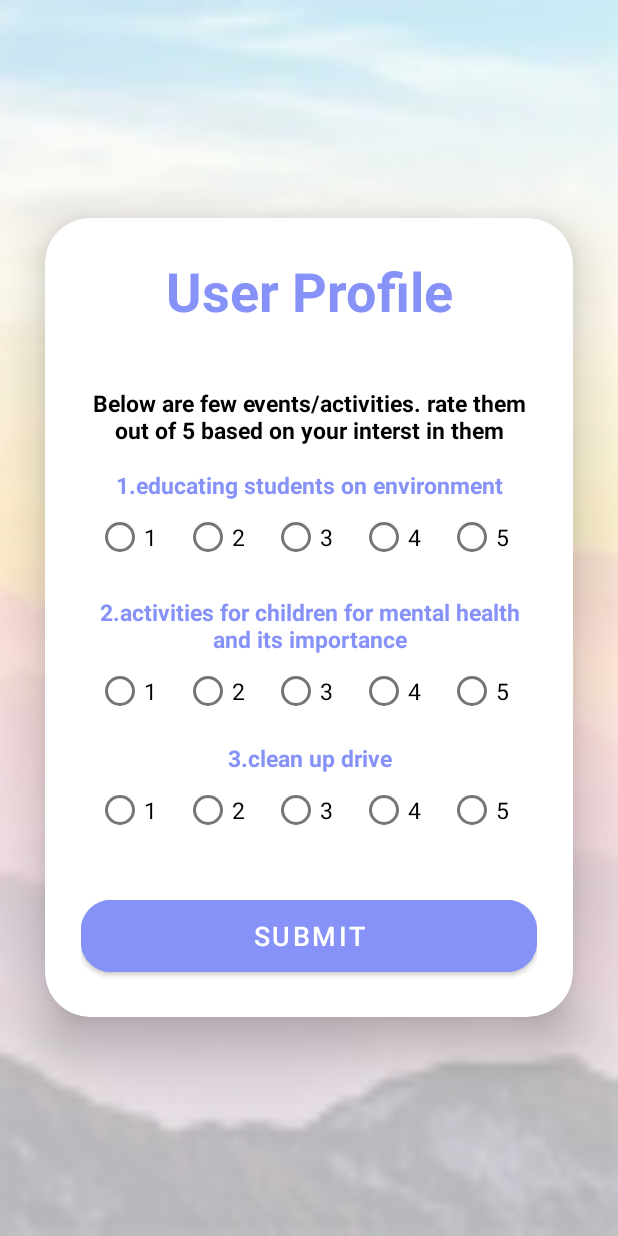
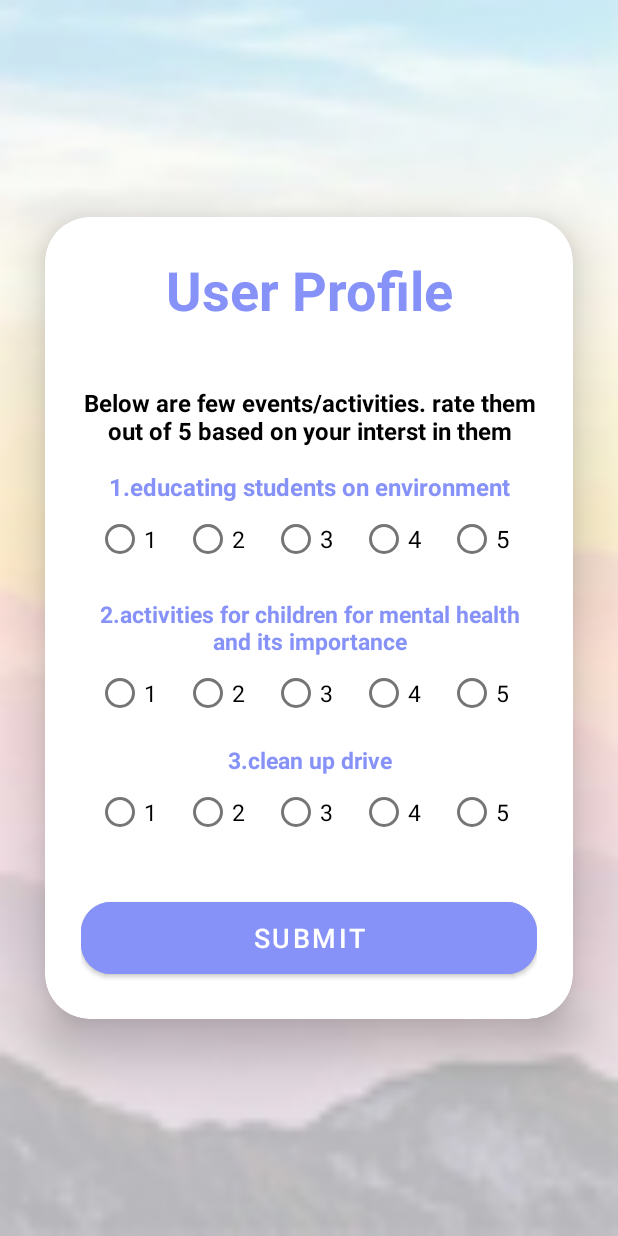
Before and after one commit to ranilakshmi/Application, an Android app: the UserProfile screen opened directly, with no data from a screen before it, on a phone screen of 412 x 824 dp. Run offline under Robolectric (Android 15) with nearby library versions, the phone set to English and light mode, and no system bars.

Commit message:
Made Changes to user profile

```diff
--- a/app/src/main/res/layout/activity_user_profile.xml
+++ b/app/src/main/res/layout/activity_user_profile.xml
@@ -37,7 +37,7 @@
                 android:layout_width="match_parent"
                 android:layout_height="wrap_content"
                 android:text="Below are few events/activities. rate them out of 5 based on your interst in them"
-                android:textSize="15sp"
+                android:textSize="16sp"
                 android:textAlignment="center"
                 android:textStyle="bold"
                 android:textColor="@color/black"
@@ -46,7 +46,7 @@
                 android:layout_width="match_parent"
                 android:layout_height="wrap_content"
                 android:text="1.educating students on environment"
-                android:textSize="15sp"
+                android:textSize="16sp"
                 android:textAlignment="center"
                 android:textStyle="bold"
                 android:textColor="@color/purple"
@@ -86,7 +86,7 @@
                     android:layout_height="wrap_content"
                     android:id="@+id/event1opt3"
                     android:text="3"
-                    android:textSize="15sp"/>
+                    android:textSize="16sp"/>
 
                 <RadioButton
                     android:layout_width="wrap_content"
@@ -94,14 +94,14 @@
                     android:layout_height="wrap_content"
                     android:id="@+id/event1opt4"
                     android:text="4"
-                    android:textSize="15sp"/>
+                    android:textSize="16sp"/>
                 <RadioButton
                     android:layout_width="wrap_content"
                     android:layout_weight="1"
                     android:layout_height="wrap_content"
                     android:id="@+id/event1opt5"
                     android:text="5"
-                    android:textSize="15sp"/>
+                    android:textSize="16sp"/>
 
             </RadioGroup>
 
```
